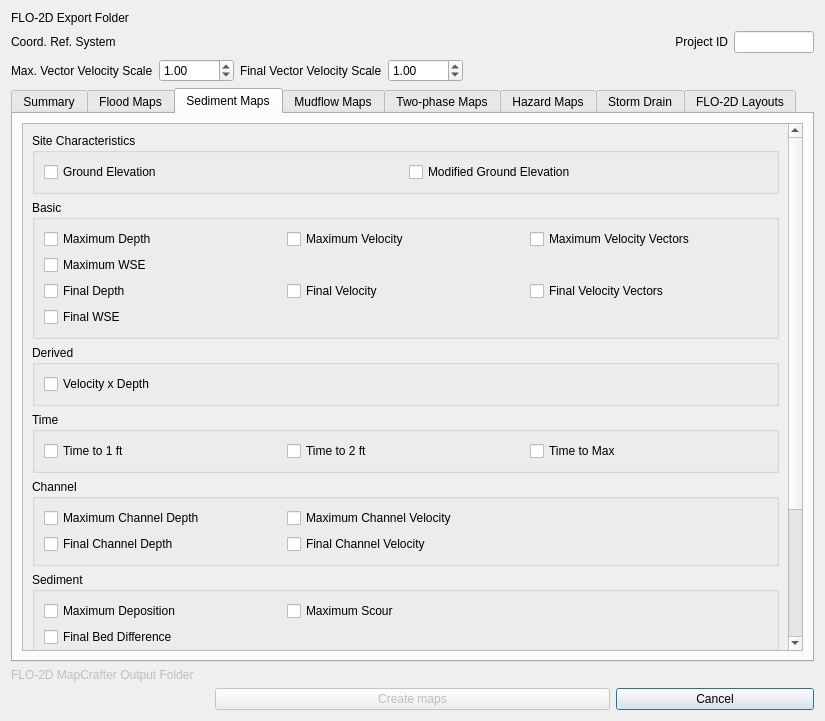
Old version of the form flo2d_mapcrafter/flo2d_mapcrafter_dialog_base.ui in the repository FLO-2DSoftware/FLO-2DMapCrafter.
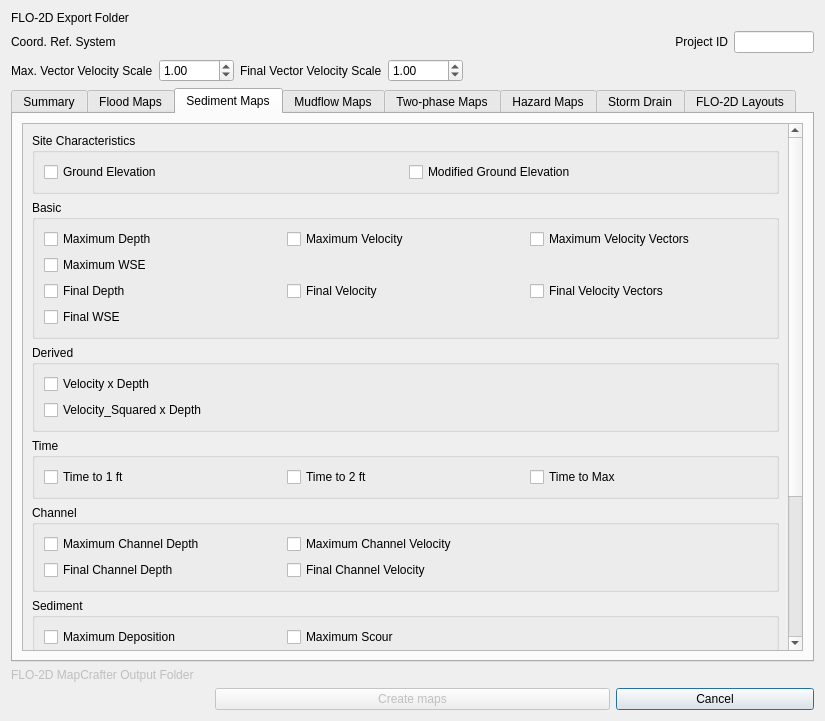
New version of the form. The open tabs and pages were chosen to show the change. Custom widgets are drawn as their Qt base class.

Commit message: Add "Velocity_Squared x Depth" checkboxes to sediment, mudflow and two-phase tabs

What changed in the file:
```diff
--- a/flo2d_mapcrafter/flo2d_mapcrafter_dialog_base.ui
+++ b/flo2d_mapcrafter/flo2d_mapcrafter_dialog_base.ui
@@ -1099,7 +1099,7 @@
                 <bool>true</bool>
                </property>
                <layout class="QGridLayout" name="gridLayout_84">
-                <item row="0" column="0">
+                <item row="1" column="0">
                  <layout class="QGridLayout" name="gridLayout_83">
                   <item row="0" column="0">
                    <widget class="QCheckBox" name="dv_sd_cb">
@@ -1117,6 +1117,16 @@
                     </property>
                    </widget>
                   </item>
+                  <item row="1" column="0">
+                   <widget class="QCheckBox" name="v2xd_sd_cb">
+                    <property name="toolTip">
+                     <string>&lt;html&gt;&lt;head/&gt;&lt;body&gt;&lt;p&gt;The maximum value of synchronized velocity squared x depth.&lt;/p&gt;&lt;/body&gt;&lt;/html&gt;</string>
+                    </property>
+                    <property name="text">
+                     <string>Velocity_Squared x Depth</string>
+                    </property>
+                   </widget>
+                  </item>
                  </layout>
                 </item>
                </layout>
```
Left out of the diff: 42 changed lines with no effect on the pictures. Lines whose indentation alone changed are shown as unchanged.
